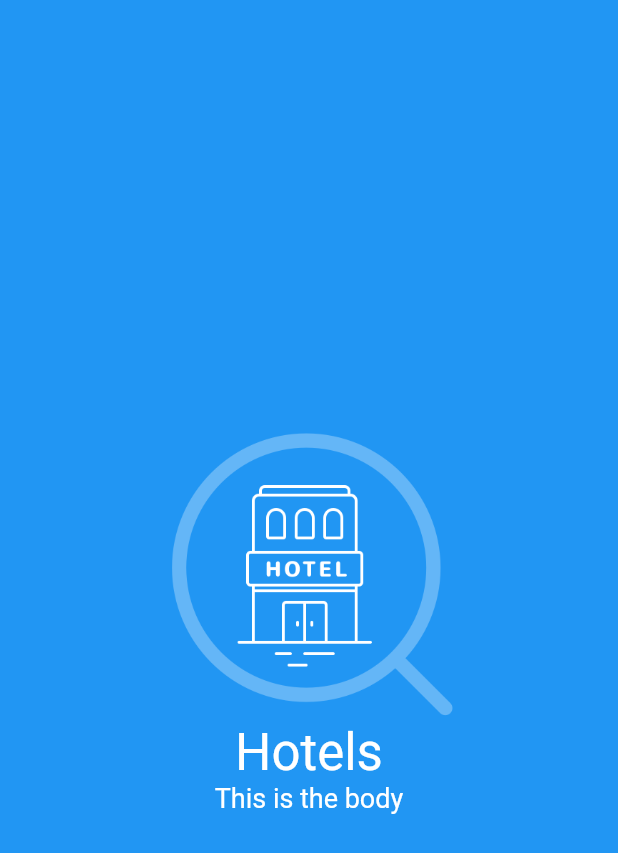
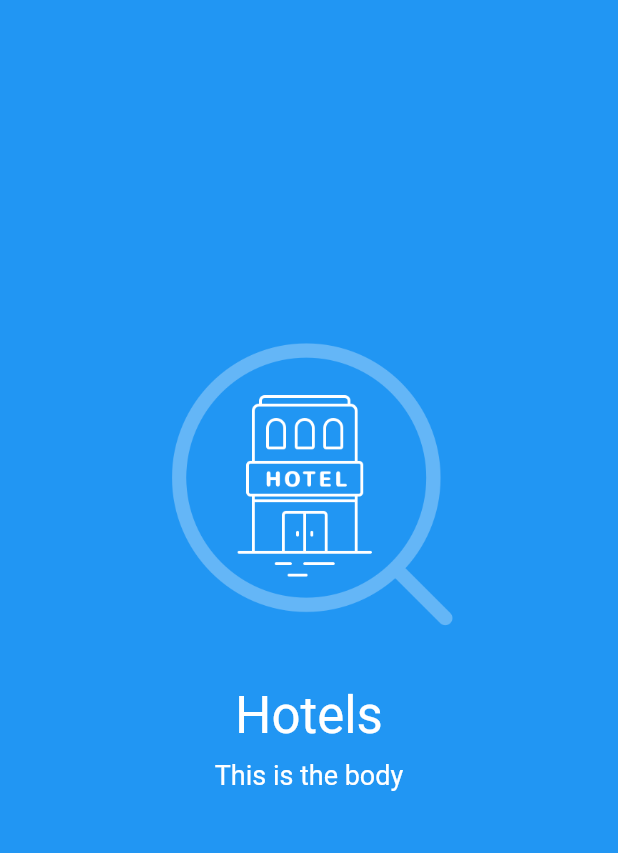
Before and after one commit to Aleadinglight/Material-Page-Flutter, a Flutter app: the screen it shows after launch, on a phone screen of 412 x 824 dp. Shown: the top 853 px of the screen. Run offline on Flutter 3.47's test engine with Material 2 defaults, Android fonts, the phone set to English and light mode, and no system bars.

Commit message:
added pages.dart

```diff
--- a/lib/main.dart
+++ b/lib/main.dart
@@ -60,24 +60,33 @@ class _MyHomePageState extends State<MyHomePage> {
             child: new Column(
               mainAxisAlignment: MainAxisAlignment.center,
               children: [
-                new Image.asset(
+                new Padding(
+                  padding: new EdgeInsets.only(bottom: 25.0),
+                  child: new Image.asset(
                     'assets/hotel.png',
                     width: 200.0,
                     height: 200.0,
                   ),
-                new Text(
+                ),
+                new Padding(
+                  padding: new EdgeInsets.only(top: 10.0, bottom: 10.0),
+                  child: new Text(
                     'Hotels',
                     style: new TextStyle(
                       color: Colors.white,
                       fontSize: 34.0,
                     ),
                   ),
-                new Text(
+                ),
+                new Padding(
+                  padding: new EdgeInsets.only(bottom: 75.0),
+                  child: new Text(
                     'This is the body',
                     textAlign: TextAlign.center,
                     style: new TextStyle(
                       color: Colors.white,
                       fontSize: 18.0,
+                    ),
                   ),
                 ),
               ],
--- /dev/null
+++ b/lib/pages.dart
@@ -0,0 +1,8 @@
+import 'package:flutter/material.dart';
+
+class Page extends StatelessWidget {
+  @override
+  Widget build(BuildContext context) {
+    return new Container();
+  }
+}
```
Lines whose indentation alone changed are shown as unchanged.
